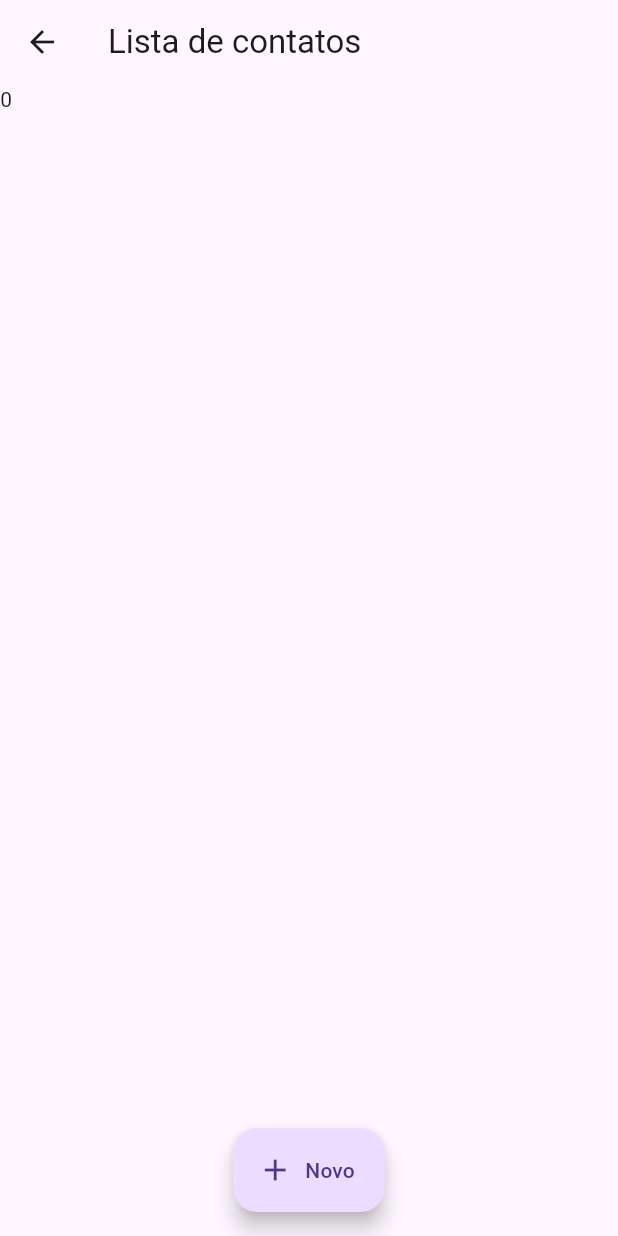
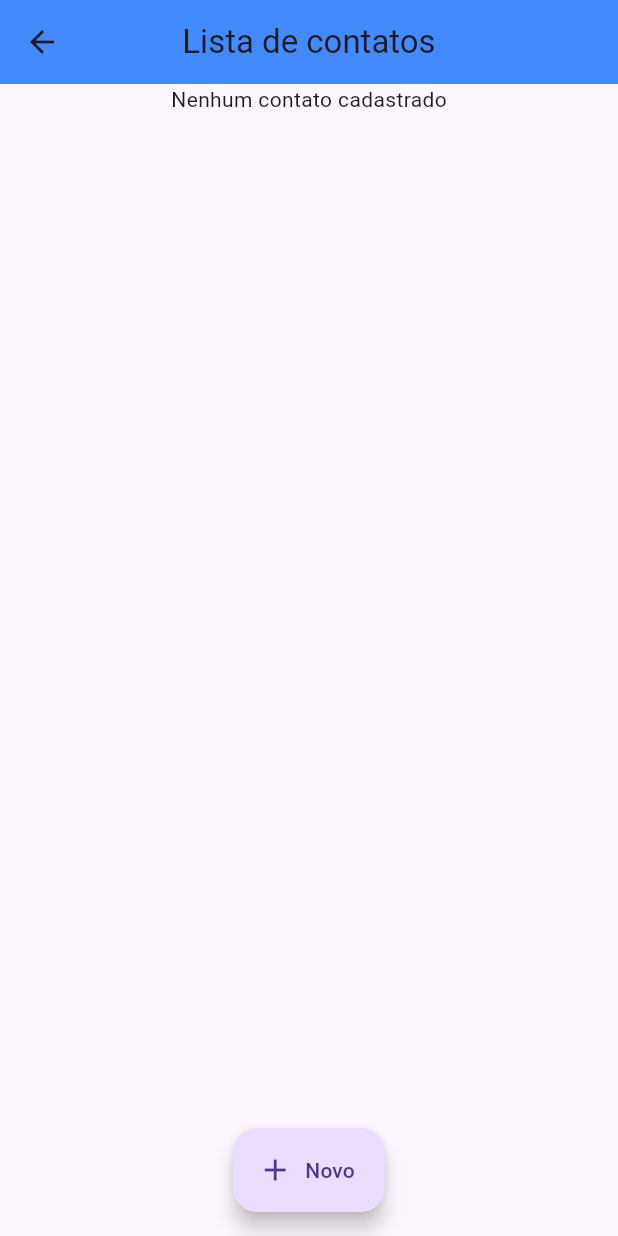
Before and after one commit to rodrigodittrich/flutter_value_notifier, a Flutter app: the screen it shows after launch, after a tap on "List Builder", on a phone screen of 412 x 824 dp. Run offline on Flutter 3.47's test engine with Material 2 defaults, Android fonts, the light colour scheme and no system bars.

Commit message:
#Insert e delete de um contato

```diff
--- a/value_notifier/lib/app/app.dart
+++ b/value_notifier/lib/app/app.dart
@@ -12,6 +12,10 @@ class App extends StatelessWidget {
       theme: ThemeData(
         primaryColor: Colors.blueAccent,
         useMaterial3: true,
+        appBarTheme: const AppBarTheme(
+          centerTitle: true,
+          backgroundColor: Colors.blueAccent
+        )
       ),
       debugShowCheckedModeBanner: false,
       home: const HomePage()
--- a/value_notifier/lib/app/contato_controller.dart
+++ b/value_notifier/lib/app/contato_controller.dart
@@ -1,8 +1,8 @@
 import 'package:flutter/cupertino.dart';
 import 'package:value_notifier/app/contato_entity.dart';
 
-class ContatoController extends ValueNotifier<List<ContatoEntity>> {
-  ContatoController() : super([]);
+class ContatoController {
+  ContatoController();
 
   ValueNotifier<List<ContatoEntity>> contatosNotifier = ValueNotifier([]);
 
@@ -12,4 +12,10 @@ class ContatoController extends ValueNotifier<List<ContatoEntity>> {
     contatosNotifier.value = contatos;
   }
 
+  deletar(ContatoEntity contato) {
+    final List<ContatoEntity> contatos = [...contatosNotifier.value];
+    contatos.remove(contato);
+    contatosNotifier.value = contatos;
+  }
+
 }
--- a/value_notifier/lib/app/contatos_page.dart
+++ b/value_notifier/lib/app/contatos_page.dart
@@ -9,6 +9,8 @@ class ContatosPage extends StatelessWidget {
 
   @override
   Widget build(BuildContext context) {
+    TextEditingController nomeController = TextEditingController();
+
     return Scaffold(
       appBar: AppBar(title: const Text("Lista de contatos")),
       body: Column(
@@ -16,7 +18,28 @@ class ContatosPage extends StatelessWidget {
           ValueListenableBuilder<List<ContatoEntity>>(
             valueListenable: contatoController.contatosNotifier,
             builder: (context, contatos, child) {
-              return Text(contatos.length.toString());
+              if(contatos.isEmpty) return const Center(child: Text("Nenhum contato cadastrado"));
+              return ListView.builder(
+                scrollDirection: Axis.vertical,
+                shrinkWrap: true,
+                itemCount: contatos.length,
+                itemBuilder: (context, item) {
+                  return Card(
+                    child: Row(
+                      mainAxisAlignment: MainAxisAlignment.spaceBetween,
+                      children: [
+                        Text("${contatos[item].nome}"),
+                        IconButton(
+                          onPressed: () {
+                            contatoController.deletar(contatos[item]);
+                          },
+                          icon: const Icon(Icons.delete)
+                        )
+                      ],
+                    )
+                  );
+                }
+              );
             }
           )
         ],
@@ -27,8 +50,11 @@ class ContatosPage extends StatelessWidget {
           showDialog(
             context: context,
             builder: (context) {
+              nomeController.clear();
               return AlertDialog(
-                content: TextFormField(),
+                content: TextFormField(
+                  controller: nomeController,
+                ),
                 title: const Text("Novo contato"),
                 actions: [
                   ElevatedButton(
@@ -39,7 +65,7 @@ class ContatosPage extends StatelessWidget {
                   ),
                   ElevatedButton(
                     onPressed: () {
-                      contatoController.salvar(ContatoEntity(nome: "Rodrigo"));
+                      contatoController.salvar(ContatoEntity(nome: nomeController.text));
                       Navigator.of(context).pop();
                     },
                     child: const Text("Salvar")
```
